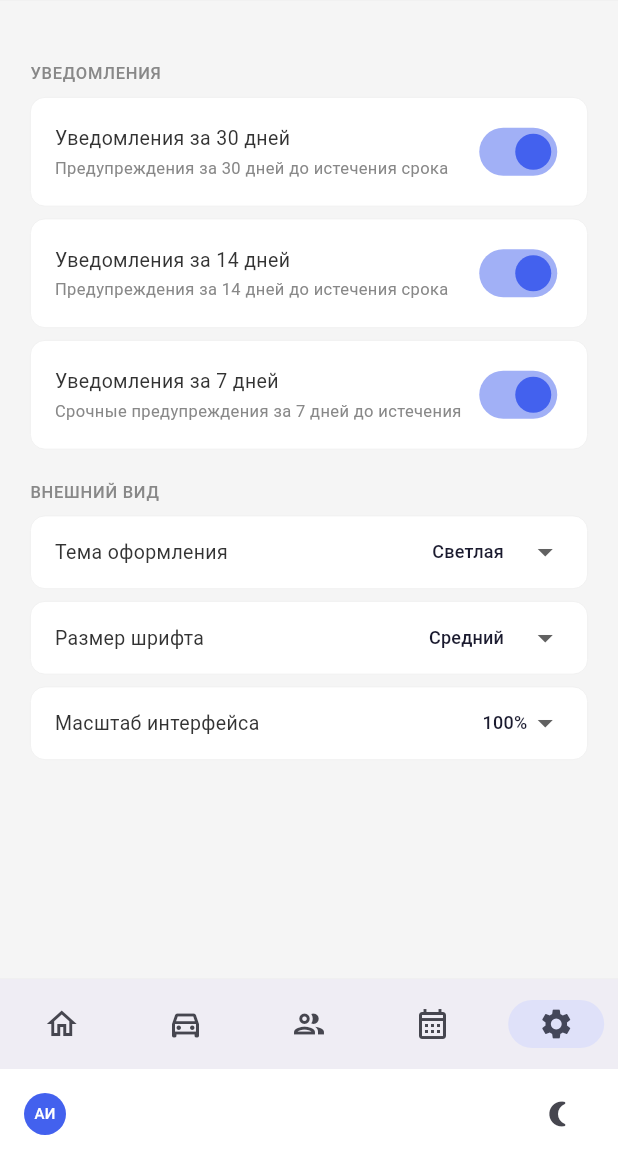
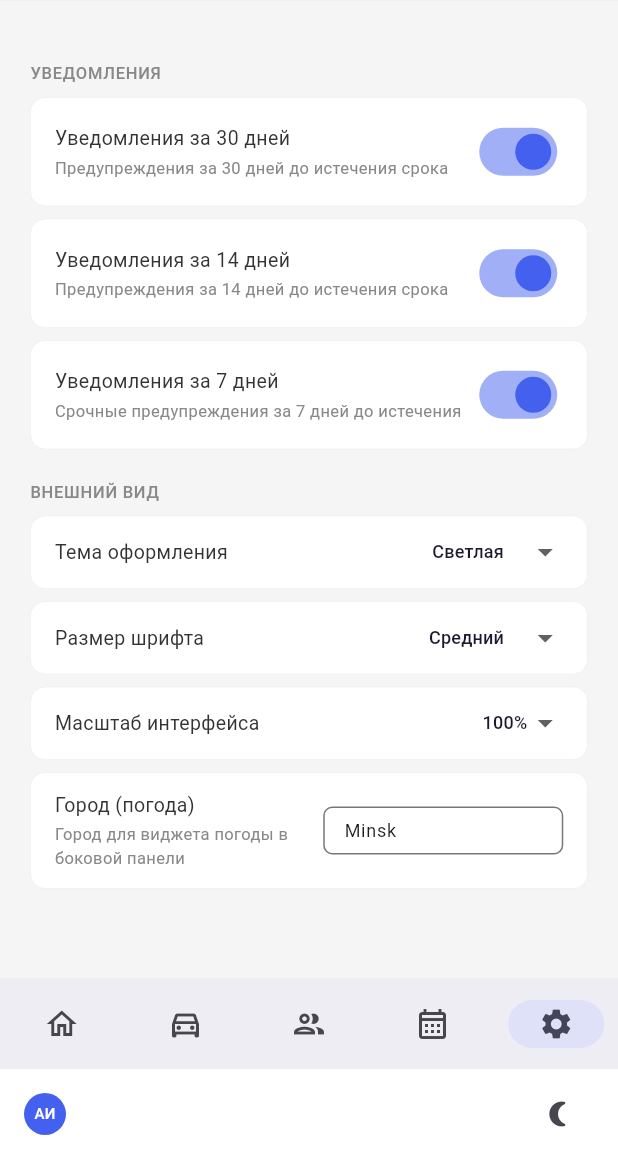
Before and after one commit to VkSun/ATControl, a Flutter app: the SettingsScreen screen opened by its route, on a phone screen of 412 x 824 dp, the part 77-1236 px from its top. Run offline on Flutter 3.47's test engine with Material 3 defaults, Android fonts, the phone set to English and light mode, and no system bars; our stand-ins replace file_picker, flutter_local_notifications, flutter_riverpod, go_router, package_info_plus, shared_preferences and 1 more; missing offline and left inert: gotrue, launch_at_startup, local_notifier, tray_manager, window_manager; accounts and stored records are empty; generated files the repository leaves out were written again; network calls fail.

Commit message:
feat(weather): make weather city configurable in settings
The city passed to wttr.in was hardcoded ('Minsk'). Add
weatherCityProvider (SharedPreferences-backed, default 'Minsk')
following the existing _BoolPref pattern, a settings field to edit
it, and wire weatherProvider to read it.

Co-Authored-By: Claude Fable 5 <noreply@anthropic.com>
Claude-Session: https://claude.ai/code/session_01DkgpfqtYtWsXc5FYhAC5yA

```diff
--- a/lib/screens/settings/settings_screen.dart
+++ b/lib/screens/settings/settings_screen.dart
@@ -31,6 +31,25 @@ class _BoolPref extends StateNotifier<bool> {
 // Провайдер поведения при закрытии окна (только Windows)
 final closeToTrayProvider = StateNotifierProvider<_BoolPref, bool>(
     (_) => _BoolPref('close_to_tray', false));
+
+// Провайдер города для виджета погоды
+final weatherCityProvider = StateNotifierProvider<_StringPref, String>(
+    (_) => _StringPref('weather_city', 'Minsk'));
+
+class _StringPref extends StateNotifier<String> {
+  final String _key;
+  _StringPref(this._key, String def) : super(def) {
+    SharedPreferences.getInstance().then((p) {
+      final v = p.getString(_key);
+      if (v != null && v.isNotEmpty) state = v;
+    });
+  }
+  Future<void> set(String v) async {
+    state = v;
+    final p = await SharedPreferences.getInstance();
+    await p.setString(_key, v);
+  }
+}
 
 // Провайдер автозагрузки (только Windows)
 final autostartProvider = StateNotifierProvider<_AutostartNotifier, AsyncValue<bool>>(
@@ -126,6 +145,8 @@ class SettingsScreen extends ConsumerWidget {
                   },
                   colors: colors,
                 ),
+                const SizedBox(height: 8),
+                _WeatherCityCard(colors: colors),
                 if (AppPlatform.isWindows) ...[
                   const _SectionLabel('Система'),
                   _AutostartCard(colors: colors),
@@ -365,6 +386,83 @@ class _CloseToTrayCard extends ConsumerWidget {
   }
 }
 
+class _WeatherCityCard extends ConsumerStatefulWidget {
+  final AppColors colors;
+  const _WeatherCityCard({required this.colors});
+
+  @override
+  ConsumerState<_WeatherCityCard> createState() => _WeatherCityCardState();
+}
+
+class _WeatherCityCardState extends ConsumerState<_WeatherCityCard> {
+  late final TextEditingController _ctrl;
+  late final FocusNode _focus;
+
+  @override
+  void initState() {
+    super.initState();
+    _ctrl = TextEditingController(text: ref.read(weatherCityProvider));
+    _focus = FocusNode()..addListener(_onFocusChange);
+  }
+
+  void _onFocusChange() {
+    if (!_focus.hasFocus) _save();
+  }
+
+  void _save() {
+    final city = _ctrl.text.trim();
+    if (city.isNotEmpty) {
+      ref.read(weatherCityProvider.notifier).set(city);
+    }
+  }
+
+  @override
+  void dispose() {
+    _focus.removeListener(_onFocusChange);
+    _focus.dispose();
+    _ctrl.dispose();
+    super.dispose();
+  }
+
+  @override
+  Widget build(BuildContext context) {
+    return _SettingCard(
+      colors: widget.colors,
+      child: Row(
+        children: [
+          const Expanded(
+            child: Column(
+              crossAxisAlignment: CrossAxisAlignment.start,
+              children: [
+                Text('Город (погода)', style: TextStyle(fontSize: 13)),
+                SizedBox(height: 2),
+                Text('Город для виджета погоды в боковой панели',
+                    style: TextStyle(fontSize: 11, color: Color(0xFF888888))),
+              ],
+            ),
+          ),
+          const SizedBox(width: 12),
+          SizedBox(
+            width: 160,
+            child: TextField(
+              controller: _ctrl,
+              focusNode: _focus,
+              onSubmitted: (_) => _save(),
+              decoration: InputDecoration(
+                isDense: true,
+                border: OutlineInputBorder(borderRadius: BorderRadius.circular(6)),
+                contentPadding:
+                    const EdgeInsets.symmetric(horizontal: 10, vertical: 7),
+              ),
+              style: const TextStyle(fontSize: 12),
+            ),
+          ),
+        ],
+      ),
+    );
+  }
+}
+
 class _PathSetting extends StatefulWidget {
   final String label, desc, value;
   final ValueChanged<String> onChanged;
--- a/lib/services/weather_service.dart
+++ b/lib/services/weather_service.dart
@@ -1,6 +1,7 @@
 import 'package:flutter_riverpod/flutter_riverpod.dart';
 import 'package:http/http.dart' as http;
 import 'dart:convert';
+import '../screens/settings/settings_screen.dart' show weatherCityProvider;
 
 class WeatherData {
   final double temp;
@@ -11,7 +12,8 @@ class WeatherData {
 }
 
 final weatherProvider = FutureProvider<WeatherData>((ref) async {
-  return WeatherService().getWeather();
+  final city = ref.watch(weatherCityProvider);
+  return WeatherService().getWeather(city: city);
 });
 
 class WeatherService {
```
